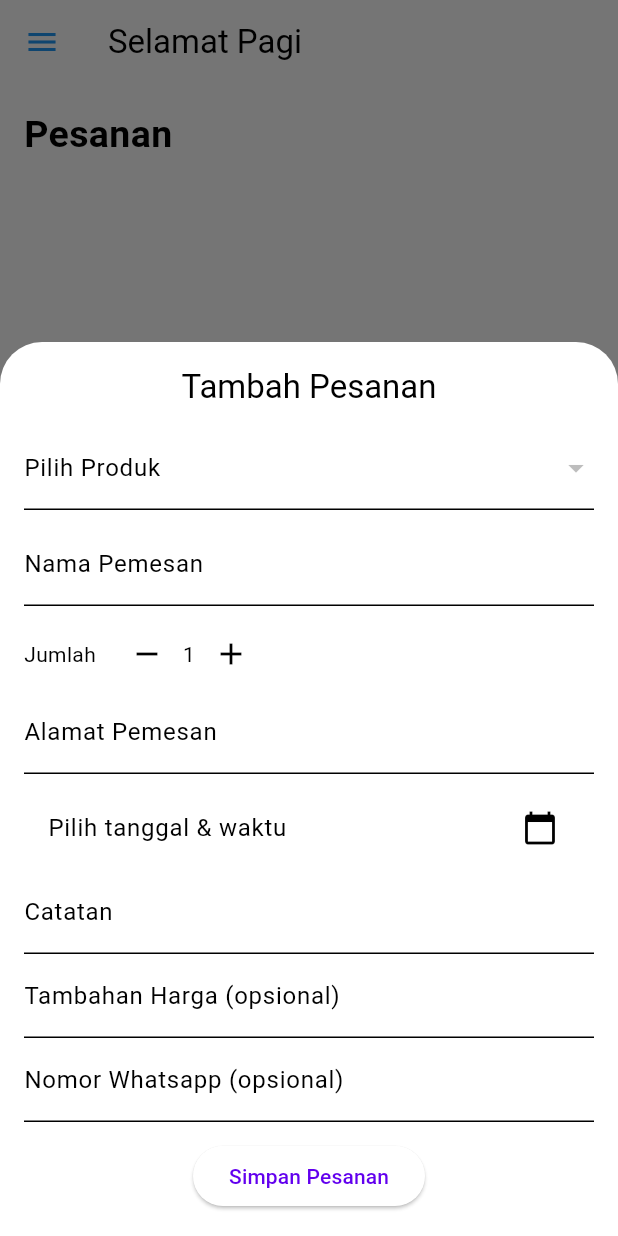
After one commit to hastorsd/Buku-Usahaku-App, a Flutter app: the PesananPage screen opened directly, after a tap on "Tambah Pesanan", on a phone screen of 412 x 824 dp. The commit adds this screen. Run offline on Flutter 3.47's test engine with Material 3 defaults, Android fonts, the phone set to English and light mode, and no system bars; our stand-ins replace animated_text_kit, firebase_core, get, google_sign_in, image_picker, supabase_flutter; accounts and stored records are empty.

Commit message:
making of pesanan page with whatsapp integration

```diff
--- /dev/null
+++ b/lib/database/pesanan_database.dart
@@ -0,0 +1,49 @@
+import 'package:supabase_flutter/supabase_flutter.dart';
+import 'package:thesis_app/model/pesanan.dart';
+
+class PesananDatabase {
+  final database = Supabase.instance.client;
+
+  // create pesanan
+  Future createPesanan(Pesanan tambahPesanan) async {
+    final userId = database.auth.currentUser!.id;
+    final data = tambahPesanan.toMap()
+      ..['user_id'] = userId; // pakai .. biar menyingkat
+    /* sama aja kaya data['user_id'] = userId; */
+    await database.from('pesanan').insert(data);
+  }
+
+  // read pesanan per user
+  final stream = Supabase.instance.client
+      .from('pesanan')
+      .stream(primaryKey: ['id'])
+      .eq('user_id',
+          Supabase.instance.client.auth.currentUser!.id) // filter user
+      .map((data) =>
+          data.map((pesananMap) => Pesanan.fromMap(pesananMap)).toList());
+
+  // update pesanan
+  Future updatePesanan(
+    Pesanan pesananLama,
+    String namaPemesanBaru,
+    String alamatBaru,
+    DateTime tanggalSelesaiBaru,
+    String catatanBaru,
+    double tambahanHargaBaru,
+    double totalHargaBaru,
+  ) async {
+    await database.from('pesanan').update({
+      'nama_pemesan': namaPemesanBaru,
+      'alamat': alamatBaru,
+      'tanggal_selesai': tanggalSelesaiBaru.toIso8601String(),
+      'catatan': catatanBaru,
+      'tambahan_harga': tambahanHargaBaru,
+      'total_harga': totalHargaBaru,
+    }).eq('id', pesananLama.id!);
+  }
+
+  // delete pesanan
+  Future deletePesanan(Pesanan pesanan) async {
+    await database.from('pesanan').delete().eq('id', pesanan.id!);
+  }
+}
--- a/lib/main.dart
+++ b/lib/main.dart
@@ -1,4 +1,5 @@
 import 'package:flutter/material.dart';
+import 'package:intl/date_symbol_data_local.dart';
 import 'package:supabase_flutter/supabase_flutter.dart';
 import 'package:thesis_app/auth/auth_gate.dart';
 
@@ -8,6 +9,7 @@ const supabaseKey =
 
 Future<void> main() async {
   await Supabase.initialize(url: supabaseUrl, anonKey: supabaseKey);
+  await initializeDateFormatting('id_ID', '');
   runApp(MyApp());
 }
 
@@ -20,8 +22,8 @@ class MyApp extends StatelessWidget {
     return MaterialApp(
       title: 'Aplikasi Skripsi',
       theme: ThemeData(
-        colorScheme: ColorScheme.fromSeed(seedColor: Colors.deepPurple),
-        useMaterial3: true,
+        scaffoldBackgroundColor: Colors.white,
+        colorScheme: ColorScheme.light(),
       ),
       home: AuthGate(),
     );
--- /dev/null
+++ b/lib/model/pesanan.dart
@@ -0,0 +1,61 @@
+class Pesanan {
+  int? id;
+  // String user_id;
+  String nama_pemesan;
+  int produk_id;
+  int jumlah;
+  String alamat;
+  DateTime tanggal_selesai;
+  String catatan;
+  double tambahan_harga;
+  double total_harga;
+  String nomor_whatsapp;
+
+  Pesanan({
+    this.id,
+    // required this.user_id,
+    required this.nama_pemesan,
+    required this.produk_id,
+    required this.jumlah,
+    required this.alamat,
+    required this.tanggal_selesai,
+    required this.catatan,
+    required this.tambahan_harga,
+    required this.total_harga,
+    required this.nomor_whatsapp,
+  });
+
+  Map<String, dynamic> toMap() {
+    final map = {
+      // 'user_id': user_id,
+      'nama_pemesan': nama_pemesan,
+      'produk_id': produk_id,
+      'jumlah': jumlah,
+      'alamat': alamat,
+      'tanggal_selesai': tanggal_selesai.toIso8601String(),
+      'catatan': catatan,
+      'tambahan_harga': tambahan_harga,
+      'total_harga': total_harga,
+      'nomor_whatsapp': nomor_whatsapp,
+    };
+    // hanya sertakan 'id' jika tidak null
+    if (id != null) map['id'] = id!;
+    return map;
+  }
+
+  factory Pesanan.fromMap(Map<String, dynamic> map) {
+    return Pesanan(
+      id: map['id'],
+      // user_id: map['user_id'],
+      nama_pemesan: map['nama_pemesan'],
+      produk_id: map['produk_id'],
+      jumlah: map['jumlah'],
+      alamat: map['alamat'],
+      tanggal_selesai: DateTime.parse(map['tanggal_selesai']),
+      catatan: map['catatan'],
+      tambahan_harga: (map['tambahan_harga'] as num).toDouble(),
+      total_harga: (map['total_harga'] as num).toDouble(),
+      nomor_whatsapp: map['nomor_whatsapp'] ?? '',
+    );
+  }
+}
--- a/lib/navigation_menu.dart
+++ b/lib/navigation_menu.dart
@@ -1,7 +1,7 @@
 import 'package:flutter/material.dart';
 import 'package:get/get.dart';
 import 'package:thesis_app/screens/info_page.dart';
-import 'package:thesis_app/screens/pesanan_page.dart';
+import 'package:thesis_app/screens/pesanan/pesanan_page.dart';
 import 'package:thesis_app/screens/produk/produk_page.dart';
 import 'package:thesis_app/screens/recap_page.dart';
 
@@ -90,7 +90,7 @@ class NavigationController extends GetxController {
 
   final screens = [
     const ProdukPage(),
-    const PesananPage(),
+    PesananPage(),
     const RecapPage(),
     const InfoPage(),
   ];
--- /dev/null
+++ b/lib/screens/pesanan/pesanan_page.dart
@@ -0,0 +1,174 @@
+import 'package:flutter/material.dart';
+import 'package:intl/intl.dart';
+import 'package:thesis_app/database/pesanan_database.dart';
+import 'package:thesis_app/model/pesanan.dart';
+import 'package:thesis_app/model/produk.dart';
+import 'package:thesis_app/screens/pesanan/tambah_pesanan.dart';
+import 'package:thesis_app/widgets/custom_appbar.dart';
+import 'package:url_launcher/url_launcher.dart';
+
+class PesananPage extends StatelessWidget {
+  PesananPage({super.key});
+
+  final PesananDatabase pesananDatabase = PesananDatabase();
+
+  String formatTanggal(DateTime date) {
+    return DateFormat("d MMMM yyyy", "id_ID").format(date);
+  }
+
+  void _bukaTambahPesanan(BuildContext context) {
+    showModalBottomSheet(
+      context: context,
+      isScrollControlled: true,
+      builder: (_) => TambahPesanan(pesananDatabase: pesananDatabase),
+    );
+  }
+
+  String formatNomorWhatsapp(String nomor) {
+    // Hapus semua karakter non-digit
+    nomor = nomor.replaceAll(RegExp(r'[^0-9]'), '');
+
+    // Jika diawali 0 → ganti dengan 62
+    if (nomor.startsWith('0')) {
+      nomor = '62${nomor.substring(1)}';
+    }
+
+    return nomor;
+  }
+
+  @override
+  Widget build(BuildContext context) {
+    return Scaffold(
+      appBar: CustomAppBar(),
+      body: Column(
+        crossAxisAlignment: CrossAxisAlignment.start,
+        children: [
+          const Padding(
+            padding: EdgeInsets.all(16.0),
+            child: Text(
+              'Pesanan',
+              style: TextStyle(fontSize: 25, fontWeight: FontWeight.bold),
+            ),
+          ),
+          Expanded(
+            child: StreamBuilder<List<Pesanan>>(
+              stream: pesananDatabase.stream,
+              builder: (context, snapshot) {
+                if (snapshot.connectionState == ConnectionState.waiting) {
+                  return const Center(child: CircularProgressIndicator());
+                }
+
+                if (snapshot.hasError) {
+                  return Center(
+                      child: Text('Terjadi kesalahan: ${snapshot.error}'));
+                }
+
+                final pesananList = snapshot.data ?? [];
+
+                if (pesananList.isEmpty) {
+                  return const Center(child: Text('Belum ada pesanan.'));
+                }
+
+                final grouped = <String, List<Pesanan>>{};
+                for (var pesanan in pesananList) {
+                  final key = formatTanggal(pesanan.tanggal_selesai);
+                  grouped.putIfAbsent(key, () => []).add(pesanan);
+                }
+
+                return ListView.builder(
+                  itemCount: grouped.length,
+                  itemBuilder: (context, index) {
+                    final tanggal = grouped.keys.elementAt(index);
+                    final pesananGroup = grouped[tanggal]!;
+
+                    return Column(
+                      crossAxisAlignment: CrossAxisAlignment.start,
+                      children: [
+                        Container(
+                          width: double.infinity,
+                          color: Colors.grey.shade300,
+                          padding: const EdgeInsets.symmetric(
+                              horizontal: 16, vertical: 8),
+                          child: Text(
+                            tanggal,
+                            style: const TextStyle(
+                              fontWeight: FontWeight.bold,
+                            ),
+                          ),
+                        ),
+                        ...pesananGroup.map(
+                          (pesanan) => ListTile(
+                            title: Text(
+                              pesanan.nama_pemesan,
+                              style:
+                                  const TextStyle(fontWeight: FontWeight.bold),
+                            ),
+                            subtitle: Text(
+                              '${pesanan.jumlah} pcs\n${pesanan.catatan} x ${pesanan.produk_id}',
+                            ),
+                            isThreeLine: true,
+                            trailing: Column(
+                              mainAxisSize: MainAxisSize.min,
+                              crossAxisAlignment: CrossAxisAlignment.end,
+                              children: [
+                                Text(
+                                  'Total:\nRp ${NumberFormat("#,###", "id_ID").format(pesanan.total_harga)}',
+                                  style: const TextStyle(color: Colors.blue),
+                                  textAlign: TextAlign.right,
+                                ),
+                                InkWell(
+                                  child: const Padding(
+                                    padding: EdgeInsets.only(top: 4.0),
+                                    child: Icon(Icons.message,
+                                        color: Colors.green, size: 20),
+                                  ),
+                                  onTap: () {
+                                    final pesan = Uri.encodeComponent(
+                                        '''Halo ${pesanan.nama_pemesan}, berikut detail pesanan Anda:
+Produk: ${pesanan.jumlah} pcs
+Alamat: ${pesanan.alamat}
+Catatan: ${pesanan.catatan}
+Total: Rp ${NumberFormat("#,###", "id_ID").format(pesanan.total_harga)}
+Tanggal Selesai: ${formatTanggal(pesanan.tanggal_selesai)}''');
+
+                                    // Format nomor WhatsApp
+                                    final nomor = formatNomorWhatsapp(
+                                        pesanan.nomor_whatsapp);
+
+                                    final url =
+                                        'https://api.whatsapp.com/send?phone=$nomor&text=$pesan';
+
+                                    launchUrl(Uri.parse(url));
+                                  },
+                                ),
+                              ],
+                            ),
+                            onTap: () {
+                              // TODO: navigasi ke detail pesanan
+                            },
+                          ),
+                        ),
+                      ],
+                    );
+                  },
+                );
+              },
+            ),
+          ),
+        ],
+      ),
+      floatingActionButton: FloatingActionButton.extended(
+        onPressed: () => _bukaTambahPesanan(context),
+        backgroundColor: const Color(0xFF007AFF),
+        shape: const RoundedRectangleBorder(
+          borderRadius: BorderRadius.all(Radius.circular(16)),
+        ),
+        icon: const Icon(Icons.add, color: Colors.white),
+        label: const Text(
+          'Tambah Pesanan',
+          style: TextStyle(color: Colors.white),
+        ),
+      ),
+    );
+  }
+}
--- /dev/null
+++ b/lib/screens/pesanan/tambah_pesanan.dart
@@ -0,0 +1,214 @@
+import 'package:flutter/material.dart';
+import 'package:intl/intl.dart';
+import 'package:thesis_app/database/pesanan_database.dart';
+import 'package:thesis_app/model/pesanan.dart';
+import 'package:thesis_app/database/produk_database.dart';
+import 'package:thesis_app/model/produk.dart';
+
+class TambahPesanan extends StatefulWidget {
+  final PesananDatabase pesananDatabase;
+
+  const TambahPesanan({super.key, required this.pesananDatabase});
+
+  @override
+  State<TambahPesanan> createState() => _TambahPesananState();
+}
+
+class _TambahPesananState extends State<TambahPesanan> {
+  final _formKey = GlobalKey<FormState>();
+  final TextEditingController _namaPemesanController = TextEditingController();
+  final TextEditingController _alamatController = TextEditingController();
+  final TextEditingController _catatanController = TextEditingController();
+  final TextEditingController _tambahanHargaController =
+      TextEditingController();
+  final TextEditingController _nomorWhatsappController =
+      TextEditingController();
+
+  int jumlah = 1;
+  DateTime? tanggalSelesai;
+
+  List<Produk> _produkList = [];
+  Produk? _selectedProduk;
+
+  @override
+  void initState() {
+    super.initState();
+    _loadProduk();
+  }
+
+  Future<void> _loadProduk() async {
+    final list = await ProdukDatabase().stream.first;
+    setState(() {
+      _produkList = list;
+    });
+  }
+
+  @override
+  void dispose() {
+    _namaPemesanController.dispose();
+    _alamatController.dispose();
+    _catatanController.dispose();
+    _tambahanHargaController.dispose();
+    super.dispose();
+  }
+
+  Future<void> _pilihTanggal() async {
+    final now = DateTime.now();
+    final selected = await showDatePicker(
+      context: context,
+      initialDate: now,
+      firstDate: now,
+      lastDate: DateTime(now.year + 5),
+    );
+
+    if (selected != null) {
+      final time = await showTimePicker(
+        context: context,
+        initialTime: TimeOfDay.now(),
+      );
+      if (time != null) {
+        setState(() {
+          tanggalSelesai = DateTime(
+            selected.year,
+            selected.month,
+            selected.day,
+            time.hour,
+            time.minute,
+          );
+        });
+      }
+    }
+  }
+
+  void _simpanPesanan() async {
+    if (_formKey.currentState!.validate() &&
+        tanggalSelesai != null &&
+        _selectedProduk != null) {
+      final totalHarga = (_selectedProduk!.harga_jual * jumlah) +
+          (double.tryParse(_tambahanHargaController.text) ?? 0);
+
+      final pesanan = Pesanan(
+        // user_id: '', // akan diisi otomatis di database
+        nama_pemesan: _namaPemesanController.text,
+        produk_id: _selectedProduk!.id!,
+        jumlah: jumlah,
+        alamat: _alamatController.text,
+        tanggal_selesai: tanggalSelesai!,
+        catatan: _catatanController.text,
+        tambahan_harga: double.tryParse(_tambahanHargaController.text) ?? 0,
+        nomor_whatsapp: _nomorWhatsappController.text,
+        total_harga: totalHarga,
+      );
+
+      await widget.pesananDatabase.createPesanan(pesanan);
+      Navigator.pop(context); // kembali setelah selesai tambah
+    }
+  }
+
+  @override
+  Widget build(BuildContext context) {
+    final dateStr = tanggalSelesai != null
+        ? DateFormat('dd MMM yyyy – HH:mm').format(tanggalSelesai!)
+        : 'Pilih tanggal & waktu';
+
+    return Padding(
+      padding: MediaQuery.of(context).viewInsets,
+      child: SingleChildScrollView(
+        padding: const EdgeInsets.all(16),
+        child: Form(
+          key: _formKey,
+          child: Column(
+            mainAxisSize: MainAxisSize.min,
+            children: [
+              Text('Tambah Pesanan',
+                  style: Theme.of(context).textTheme.titleLarge),
+              const SizedBox(height: 12),
+
+              // Dropdown produk
+              DropdownButtonFormField<Produk>(
+                value: _selectedProduk,
+                items: _produkList.map((produk) {
+                  return DropdownMenuItem(
+                    value: produk,
+                    child: Text(produk.nama_produk),
+                  );
+                }).toList(),
+                onChanged: (value) {
+                  setState(() {
+                    _selectedProduk = value;
+                  });
+                },
+                decoration: const InputDecoration(labelText: 'Pilih Produk'),
+                validator: (value) =>
+                    value == null ? 'Wajib memilih produk' : null,
+              ),
+              const SizedBox(height: 8),
+
+              TextFormField(
+                controller: _namaPemesanController,
+                decoration: const InputDecoration(labelText: 'Nama Pemesan'),
+                validator: (value) => value!.isEmpty ? 'Wajib diisi' : null,
+              ),
+              const SizedBox(height: 8),
+              Row(
+                children: [
+                  const Text('Jumlah'),
+                  const SizedBox(width: 10),
+                  IconButton(
+                    icon: const Icon(Icons.remove),
+                    onPressed: () {
+                      setState(() {
+                        if (jumlah > 1) jumlah--;
+                      });
+                    },
+                  ),
+                  Text(jumlah.toString()),
+                  IconButton(
+                    icon: const Icon(Icons.add),
+                    onPressed: () {
+                      setState(() {
+                        jumlah++;
+                      });
+                    },
+                  ),
+                ],
+              ),
+              TextFormField(
+                controller: _alamatController,
+                decoration: const InputDecoration(labelText: 'Alamat Pemesan'),
+                validator: (value) => value!.isEmpty ? 'Wajib diisi' : null,
+              ),
+              const SizedBox(height: 8),
+              ListTile(
+                title: Text(dateStr),
+                trailing: const Icon(Icons.calendar_today),
+                onTap: _pilihTanggal,
+              ),
+              TextFormField(
+                controller: _catatanController,
+                decoration: const InputDecoration(labelText: 'Catatan'),
+              ),
+              TextFormField(
+                controller: _tambahanHargaController,
+                keyboardType: TextInputType.number,
+                decoration: const InputDecoration(
+                    labelText: 'Tambahan Harga (opsional)'),
+              ),
+              TextFormField(
+                controller: _nomorWhatsappController,
+                keyboardType: TextInputType.phone,
+                decoration: const InputDecoration(
+                    labelText: 'Nomor Whatsapp (opsional)'),
+              ),
+              const SizedBox(height: 12),
+              ElevatedButton(
+                onPressed: _simpanPesanan,
+                child: const Text('Simpan Pesanan'),
+              ),
+            ],
+          ),
+        ),
+      ),
+    );
+  }
+}
--- a/lib/screens/produk/detail_produk_page.dart
+++ b/lib/screens/produk/detail_produk_page.dart
@@ -35,11 +35,14 @@ class DetailProdukPage extends StatelessWidget {
               ),
             ),
             const SizedBox(height: 8),
-            ClipRRect(
-              borderRadius: BorderRadius.circular(12),
-              child: produk.gambar_url != null && produk.gambar_url!.isNotEmpty
-                  ? Image.network(produk.gambar_url!)
-                  : const Icon(Icons.image, size: 150, color: Colors.grey),
+            Center(
+              child: ClipRRect(
+                borderRadius: BorderRadius.circular(12),
+                child: produk.gambar_url != null &&
+                        produk.gambar_url!.isNotEmpty
+                    ? Image.network(produk.gambar_url!)
+                    : const Icon(Icons.image, size: 150, color: Colors.grey),
+              ),
             ),
             const SizedBox(height: 16),
             Row(
--- a/pubspec.yaml
+++ b/pubspec.yaml
@@ -35,7 +35,6 @@ dependencies:
   # Use with the CupertinoIcons class for iOS style icons.
   cupertino_icons: ^1.0.8
   get:
-  intl:
   supabase_flutter: ^2.8.4
   google_sign_in: ^6.3.0
   awesome_snackbar_content: ^0.1.5
@@ -47,6 +46,8 @@ dependencies:
   path:
   cached_network_image:
   salomon_bottom_bar:
+  intl:
+  font_awesome_flutter:
 
 dev_dependencies:
   flutter_test:
```
Also changed, not shown: lib/database/produk_database.dart (+5 -3 lines), lib/screens/pesanan/detail_pesanan.dart (added, +18 -0 lines), lib/screens/pesanan_page.dart (deleted, +0 -67 lines), lib/screens/produk/produk_page.dart (+9 -3 lines), pubspec.lock, 2 other files.
